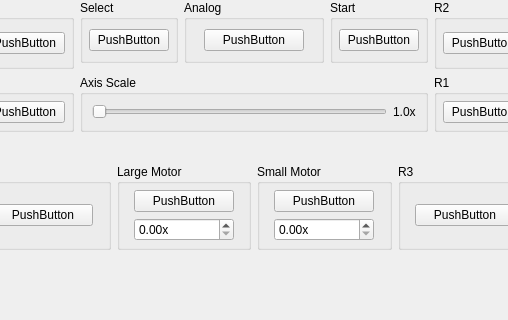
PCSX2/pcsx2, file pcsx2-qt/Settings/ControllerBindingWidget_DualShock2.ui: the form before one commit; both pictures show x 296 to 804 and y 0 to 320 of the 1100 by 500 pixel window.
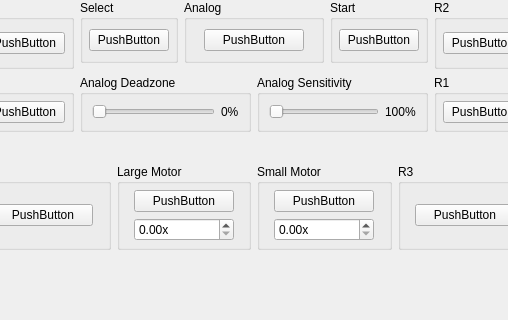
The form after the commit. Icons and pictures are not drawn. Custom widgets are drawn as their Qt base class.

Commit message: Qt: Add pad deadzone

Patch:
```diff
--- a/pcsx2-qt/Settings/ControllerBindingWidget_DualShock2.ui
+++ b/pcsx2-qt/Settings/ControllerBindingWidget_DualShock2.ui
@@ -623,10 +623,10 @@
          </layout>
         </widget>
        </item>
-       <item row="2" column="1" rowspan="2" colspan="4">
+       <item row="2" column="3" rowspan="2" colspan="2">
         <widget class="QGroupBox" name="groupBox_30">
          <property name="title">
-          <string>Axis Scale</string>
+          <string>Analog Sensitivity</string>
          </property>
          <layout class="QHBoxLayout" name="horizontalLayout_2">
           <item>
@@ -642,7 +642,33 @@
           <item>
            <widget class="QLabel" name="AxisScaleLabel">
             <property name="text">
-             <string>1.0x</string>
+             <string>100%</string>
+            </property>
+           </widget>
+          </item>
+         </layout>
+        </widget>
+       </item>
+       <item row="2" column="1" rowspan="2" colspan="2">
+        <widget class="QGroupBox" name="groupBox_33">
+         <property name="title">
+          <string>Analog Deadzone</string>
+         </property>
+         <layout class="QHBoxLayout" name="horizontalLayout_3">
+          <item>
+           <widget class="QSlider" name="Deadzone">
+            <property name="maximum">
+             <number>100</number>
+            </property>
+            <property name="orientation">
+             <enum>Qt::Horizontal</enum>
+            </property>
+           </widget>
+          </item>
+          <item>
+           <widget class="QLabel" name="DeadzoneLabel">
+            <property name="text">
+             <string>0%</string>
             </property>
            </widget>
           </item>
```
The commit also changes 5 other files.
